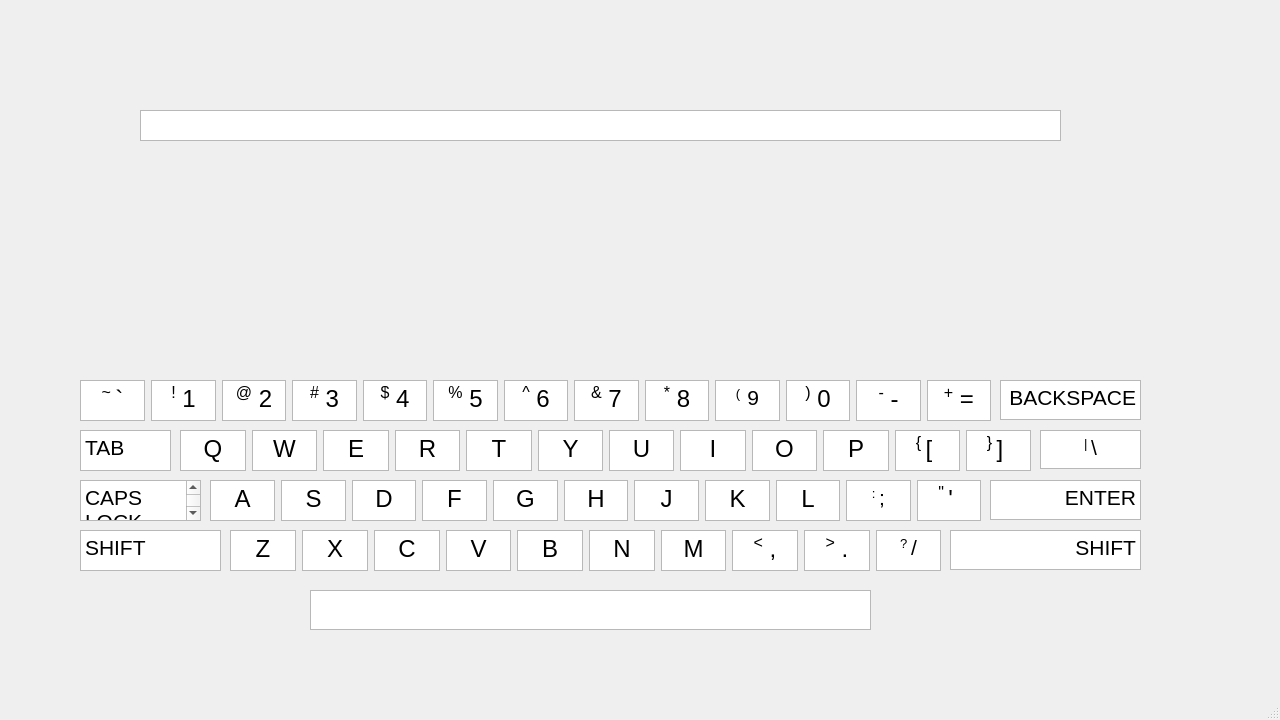
Kioma-dt/KeyBoard, file mainwindow.ui: the form before one commit.
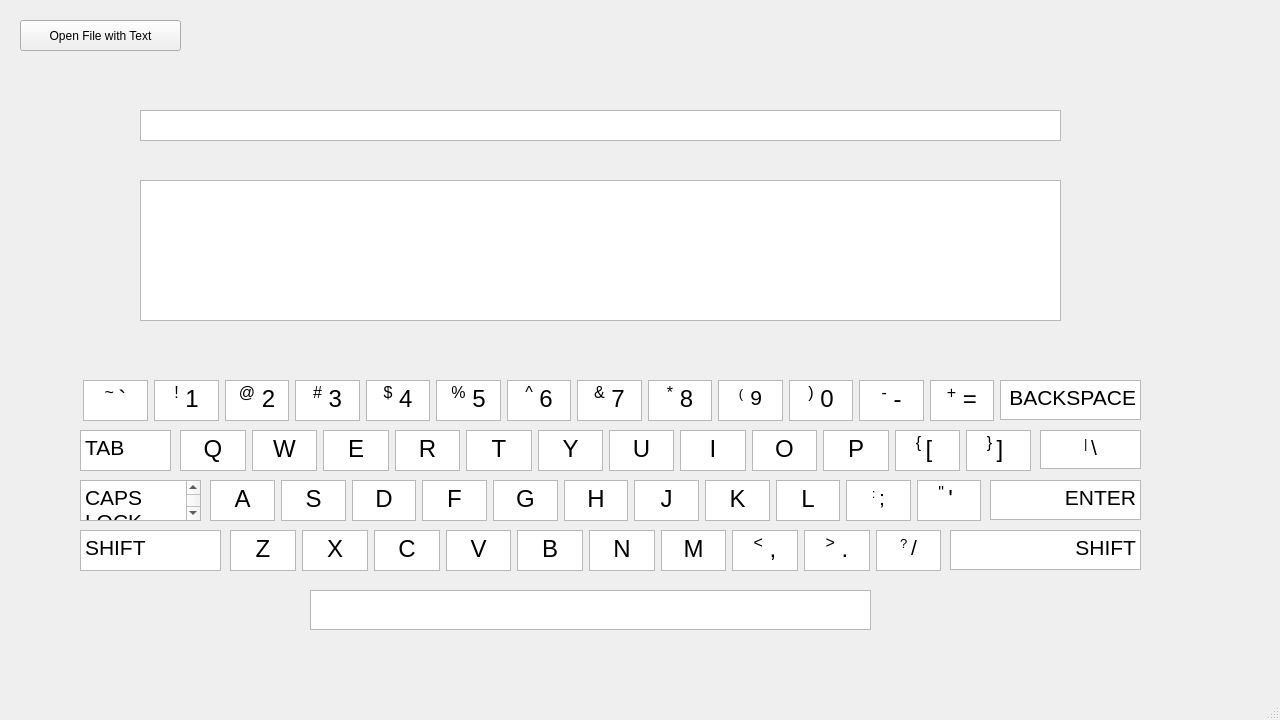
The form after the commit.

Diff of the .ui file:
```diff
--- a/mainwindow.ui
+++ b/mainwindow.ui
@@ -624,13 +624,19 @@
    <widget class="QWidget" name="layoutWidget_3">
     <property name="geometry">
      <rect>
-      <x>80</x>
+      <x>83</x>
       <y>380</y>
       <width>911</width>
       <height>41</height>
      </rect>
     </property>
-    <layout class="QHBoxLayout" name="horizontalLayout_4">
+    <property name="focusPolicy">
+     <enum>Qt::NoFocus</enum>
+    </property>
+    <layout class="QHBoxLayout" name="horizontalLayout_4" stretch="40,0,0,0,0,0,0,0,0,0,0,0,0">
+     <property name="sizeConstraint">
+      <enum>QLayout::SetNoConstraint</enum>
+     </property>
      <item>
       <widget class="QTextEdit" name="keyQuoteLeft">
        <property name="cursor" stdset="0">
@@ -1062,7 +1068,7 @@
      <set>Qt::NoTextInteraction</set>
     </property>
    </widget>
-   <widget class="QWidget" name="">
+   <widget class="QWidget" name="layoutWidget">
     <property name="geometry">
      <rect>
       <x>180</x>
@@ -1350,6 +1356,38 @@
      </item>
     </layout>
    </widget>
+   <widget class="QTextEdit" name="taskText">
+    <property name="geometry">
+     <rect>
+      <x>140</x>
+      <y>180</y>
+      <width>921</width>
+      <height>141</height>
+     </rect>
+    </property>
+    <property name="focusPolicy">
+     <enum>Qt::NoFocus</enum>
+    </property>
+    <property name="readOnly">
+     <bool>true</bool>
+    </property>
+    <property name="textInteractionFlags">
+     <set>Qt::NoTextInteraction</set>
+    </property>
+   </widget>
+   <widget class="QPushButton" name="buttonOpenFile">
+    <property name="geometry">
+     <rect>
+      <x>20</x>
+      <y>20</y>
+      <width>161</width>
+      <height>31</height>
+     </rect>
+    </property>
+    <property name="text">
+     <string>Open File with Text</string>
+    </property>
+   </widget>
   </widget>
   <widget class="QMenuBar" name="menubar">
    <property name="geometry">
```
Left out of the diff: 185 changed lines with no effect on the pictures.
